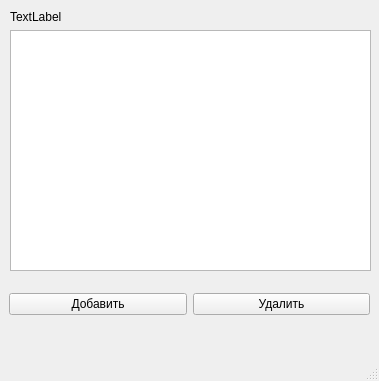
Before: the Qt Designer form design/main.ui in apuc/server_thread, drawn with Qt 5.
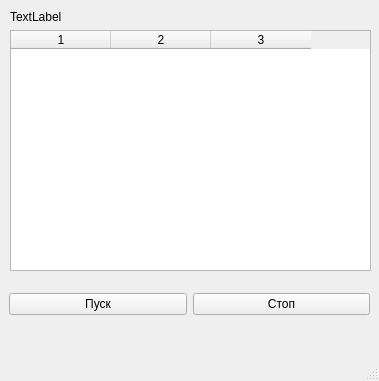
After: the same form once the commit is applied.

What changed in the file:
```diff
--- a/design/main.ui
+++ b/design/main.ui
@@ -32,7 +32,17 @@
       </widget>
      </item>
      <item>
-      <widget class="QTableWidget" name="serverTableList"/>
+      <widget class="QTableWidget" name="serverTableList">
+       <property name="rowCount">
+        <number>0</number>
+       </property>
+       <property name="columnCount">
+        <number>3</number>
+       </property>
+       <column/>
+       <column/>
+       <column/>
+      </widget>
      </item>
     </layout>
    </widget>
@@ -49,14 +59,14 @@
      <item>
       <widget class="QPushButton" name="createBtn">
        <property name="text">
-        <string>Добавить</string>
+        <string>Пуск</string>
        </property>
       </widget>
      </item>
      <item>
       <widget class="QPushButton" name="deleteBtn">
        <property name="text">
-        <string>Удалить</string>
+        <string>Стоп</string>
        </property>
       </widget>
      </item>
```
Left out of the diff: 4 changed lines with no effect on the pictures.
